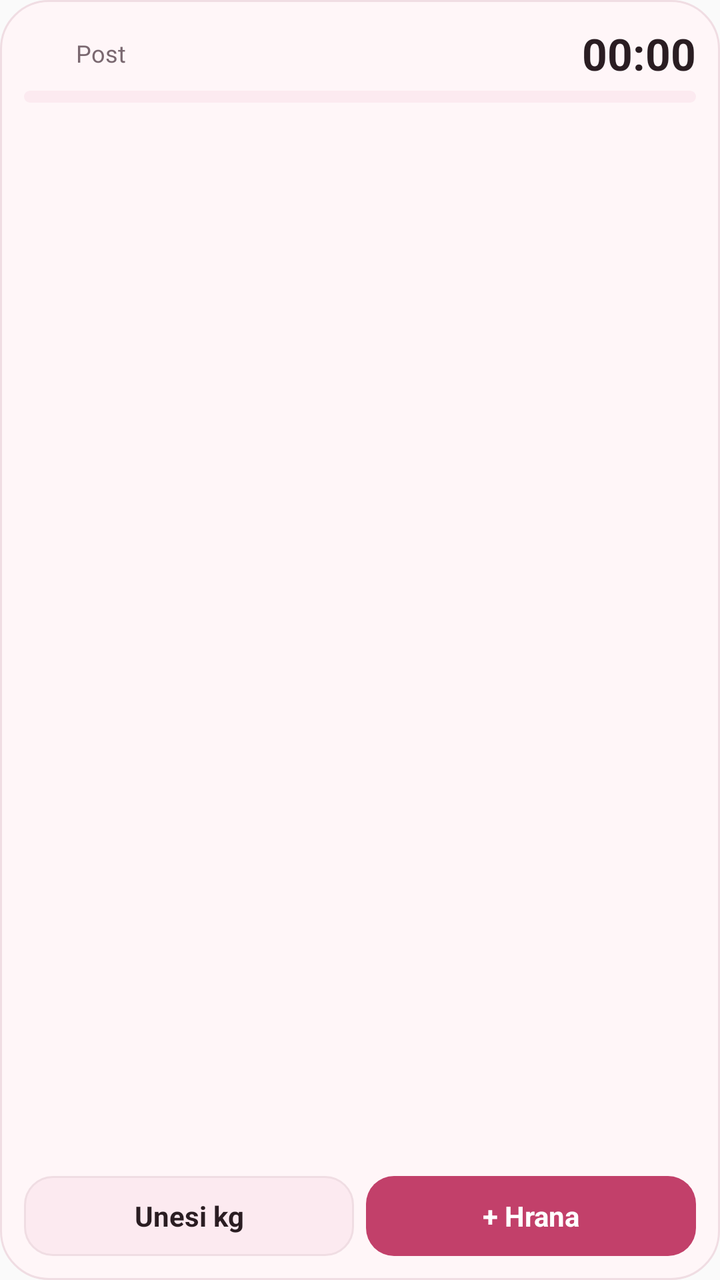
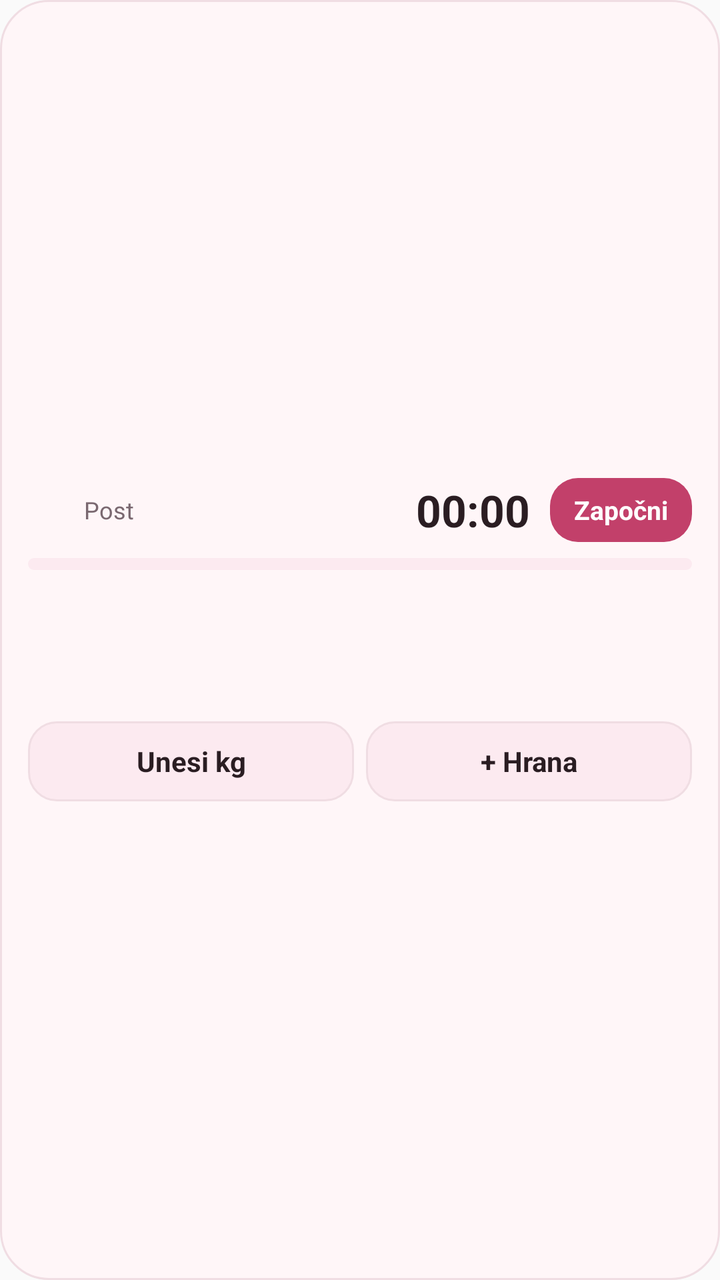

Before-and-after screenshots of an Android layout around one commit, followed by the original layout XML and the change that was made.
<!-- AndroidManifest.xml: application theme AppTheme -->
<!-- res/layout/widget_porki.xml -->
<?xml version="1.0" encoding="utf-8"?>
<LinearLayout xmlns:android="http://schemas.android.com/apk/res/android"
    android:id="@+id/w_root"
    android:layout_width="match_parent"
    android:layout_height="match_parent"
    android:background="@drawable/widget_bg"
    android:orientation="vertical"
    android:padding="12dp">

    <LinearLayout
        android:id="@+id/w_fast"
        android:layout_width="match_parent"
        android:layout_height="wrap_content"
        android:orientation="vertical">

        <LinearLayout
            android:layout_width="match_parent"
            android:layout_height="wrap_content"
            android:gravity="center_vertical"
            android:orientation="horizontal">

            <ImageView
                android:layout_width="20dp"
                android:layout_height="20dp"
                android:layout_marginEnd="6dp"
                android:contentDescription="Porki"
                android:src="@mipmap/ic_launcher_round" />

            <TextView
                android:id="@+id/w_fast_label"
                android:layout_width="0dp"
                android:layout_height="wrap_content"
                android:layout_weight="1"
                android:text="Post"
                android:textColor="@color/w_muted"
                android:textSize="12sp" />

            <Chronometer
                android:id="@+id/w_clock"
                android:layout_width="wrap_content"
                android:layout_height="wrap_content"
                android:textColor="@color/w_ink"
                android:textSize="22sp"
                android:textStyle="bold" />

            <TextView
                android:id="@+id/w_fast_off"
                android:layout_width="wrap_content"
                android:layout_height="wrap_content"
                android:text="nije aktivan"
                android:textColor="@color/w_muted"
                android:textSize="13sp"
                android:visibility="gone" />
        </LinearLayout>

        <ProgressBar
            android:id="@+id/w_progress"
            style="?android:attr/progressBarStyleHorizontal"
            android:layout_width="match_parent"
            android:layout_height="6dp"
            android:layout_marginTop="4dp"
            android:max="1000"
            android:progressDrawable="@drawable/widget_progress" />

        <TextView
            android:id="@+id/w_fast_info"
            android:layout_width="match_parent"
            android:layout_height="wrap_content"
            android:layout_marginTop="3dp"
            android:ellipsize="end"
            android:maxLines="1"
            android:textColor="@color/w_muted"
            android:textSize="11sp" />
    </LinearLayout>

    <LinearLayout
        android:layout_width="match_parent"
        android:layout_height="wrap_content"
        android:layout_marginTop="6dp"
        android:gravity="bottom"
        android:orientation="horizontal">

        <TextView
            android:id="@+id/w_weight"
            android:layout_width="wrap_content"
            android:layout_height="wrap_content"
            android:textColor="@color/w_ink"
            android:textSize="18sp"
            android:textStyle="bold" />

        <TextView
            android:id="@+id/w_weight_info"
            android:layout_width="0dp"
            android:layout_height="wrap_content"
            android:layout_marginStart="6dp"
            android:layout_weight="1"
            android:ellipsize="end"
            android:maxLines="1"
            android:textColor="@color/w_muted"
            android:textSize="11sp" />

        <TextView
            android:id="@+id/w_carbs"
            android:layout_width="wrap_content"
            android:layout_height="wrap_content"
            android:textColor="@color/w_muted"
            android:textSize="11sp" />
    </LinearLayout>

    <LinearLayout
        android:layout_width="match_parent"
        android:layout_height="0dp"
        android:layout_marginTop="8dp"
        android:layout_weight="1"
        android:gravity="bottom"
        android:orientation="horizontal">

        <TextView
            android:id="@+id/w_btn_weight"
            android:layout_width="0dp"
            android:layout_height="40dp"
            android:layout_marginEnd="6dp"
            android:layout_weight="1"
            android:background="@drawable/widget_btn_alt"
            android:gravity="center"
            android:text="Unesi kg"
            android:textColor="@color/w_ink"
            android:textSize="14sp"
            android:textStyle="bold" />

        <TextView
            android:id="@+id/w_btn_food"
            android:layout_width="0dp"
            android:layout_height="40dp"
            android:layout_weight="1"
            android:background="@drawable/widget_btn"
            android:gravity="center"
            android:text="+ Hrana"
            android:textColor="@color/w_accent_ink"
            android:textSize="14sp"
            android:textStyle="bold" />
    </LinearLayout>
</LinearLayout>
<!-- resources referenced by this layout -->
<resources>
  <color name="w_accent_ink">#FFFFFF</color>
  <color name="w_ink">#2A1D22</color>
  <color name="w_muted">#7A6870</color>
  <!-- drawable widget_bg (drawable) -->
  <?xml version="1.0" encoding="utf-8"?>
  <shape xmlns:android="http://schemas.android.com/apk/res/android" android:shape="rectangle">
      <solid android:color="@color/w_bg" />
      <stroke android:width="1dp" android:color="@color/w_line" />
      <corners android:radius="24dp" />
  </shape>
  <!-- drawable widget_btn (drawable) -->
  <?xml version="1.0" encoding="utf-8"?>
  <shape xmlns:android="http://schemas.android.com/apk/res/android" android:shape="rectangle">
      <solid android:color="@color/w_accent" />
      <corners android:radius="14dp" />
  </shape>
  <!-- drawable widget_btn_alt (drawable) -->
  <?xml version="1.0" encoding="utf-8"?>
  <shape xmlns:android="http://schemas.android.com/apk/res/android" android:shape="rectangle">
      <solid android:color="@color/w_soft" />
      <stroke android:width="1dp" android:color="@color/w_line" />
      <corners android:radius="14dp" />
  </shape>
  <!-- drawable widget_progress (drawable) -->
  <?xml version="1.0" encoding="utf-8"?>
  <layer-list xmlns:android="http://schemas.android.com/apk/res/android">
      <item android:id="@android:id/background">
          <shape>
              <corners android:radius="4dp" />
              <solid android:color="@color/w_soft" />
          </shape>
      </item>
      <item android:id="@android:id/progress">
          <clip>
              <shape>
                  <corners android:radius="4dp" />
                  <solid android:color="@color/w_accent" />
              </shape>
          </clip>
      </item>
  </layer-list>
  <!-- mipmap ic_launcher_round (mipmap-anydpi-v26) -->
  <?xml version="1.0" encoding="utf-8"?>
  <adaptive-icon xmlns:android="http://schemas.android.com/apk/res/android">
      <background>
          <color android:color="@color/ic_launcher_background" />
      </background>
      <foreground>
          <inset android:drawable="@mipmap/ic_launcher_foreground" android:inset="0%" />
      </foreground>
  </adaptive-icon>
  <style name="AppTheme" parent="Theme.AppCompat.Light.DarkActionBar">
          
          <item name="colorPrimary">@color/colorPrimary</item>
          <item name="colorPrimaryDark">@color/colorPrimaryDark</item>
          <item name="colorAccent">@color/colorAccent</item>
      </style>
  <color name="w_bg">#FFF6F8</color>
  <color name="w_line">#F0DDE3</color>
  <color name="w_accent">#C2406A</color>
  <color name="w_soft">#FCEAF0</color>
  <color name="ic_launcher_background">#FFC4D3</color>
</resources>

<!-- the commit's change to res/layout/widget_porki.xml (unified diff, before → after) -->
@@ -4,9 +4,14 @@
     android:layout_width="match_parent"
     android:layout_height="match_parent"
     android:background="@drawable/widget_bg"
+    android:gravity="center_vertical"
     android:orientation="vertical"
-    android:padding="12dp">
+    android:paddingStart="14dp"
+    android:paddingTop="10dp"
+    android:paddingEnd="14dp"
+    android:paddingBottom="12dp">
 
+    
     <LinearLayout
         android:id="@+id/w_fast"
         android:layout_width="match_parent"
@@ -17,40 +22,60 @@
             android:layout_width="match_parent"
             android:layout_height="wrap_content"
             android:gravity="center_vertical"
+            android:minHeight="36dp"
             android:orientation="horizontal">
 
             <ImageView
-                android:layout_width="20dp"
-                android:layout_height="20dp"
+                android:layout_width="22dp"
+                android:layout_height="22dp"
                 android:layout_marginEnd="6dp"
                 android:contentDescription="Porki"
                 android:src="@mipmap/ic_launcher_round" />
 
             <TextView
                 android:id="@+id/w_fast_label"
-                android:layout_width="0dp"
+                android:layout_width="wrap_content"
                 android:layout_height="wrap_content"
-                android:layout_weight="1"
                 android:text="Post"
                 android:textColor="@color/w_muted"
                 android:textSize="12sp" />
 
             <Chronometer
                 android:id="@+id/w_clock"
-                android:layout_width="wrap_content"
+                android:layout_width="0dp"
                 android:layout_height="wrap_content"
+                android:layout_marginStart="8dp"
+                android:layout_weight="1"
+                android:gravity="end"
                 android:textColor="@color/w_ink"
                 android:textSize="22sp"
                 android:textStyle="bold" />
 
             <TextView
                 android:id="@+id/w_fast_off"
-                android:layout_width="wrap_content"
+                android:layout_width="0dp"
                 android:layout_height="wrap_content"
+                android:layout_marginStart="8dp"
+                android:layout_weight="1"
+                android:gravity="end"
                 android:text="nije aktivan"
                 android:textColor="@color/w_muted"
+                android:textSize="12sp"
+                android:visibility="gone" />
+
+            <TextView
+                android:id="@+id/w_fast_btn"
+                android:layout_width="wrap_content"
+                android:layout_height="32dp"
+                android:layout_marginStart="10dp"
+                android:background="@drawable/widget_btn"
+                android:gravity="center"
+                android:paddingStart="12dp"
+                android:paddingEnd="12dp"
+                android:text="Započni"
+                android:textColor="@color/w_accent_ink"
                 android:textSize="13sp"
-                android:visibility="gone" />
+                android:textStyle="bold" />
         </LinearLayout>
 
         <ProgressBar
@@ -58,7 +83,7 @@
             style="?android:attr/progressBarStyleHorizontal"
             android:layout_width="match_parent"
             android:layout_height="6dp"
-            android:layout_marginTop="4dp"
+            android:layout_marginTop="6dp"
             android:max="1000"
             android:progressDrawable="@drawable/widget_progress" />
 
@@ -66,18 +91,29 @@
             android:id="@+id/w_fast_info"
             android:layout_width="match_parent"
             android:layout_height="wrap_content"
-            android:layout_marginTop="3dp"
+            android:layout_marginTop="4dp"
             android:ellipsize="end"
             android:maxLines="1"
             android:textColor="@color/w_muted"
             android:textSize="11sp" />
+
+        <TextView
+            android:id="@+id/w_fast_phase"
+            android:layout_width="match_parent"
+            android:layout_height="wrap_content"
+            android:ellipsize="end"
+            android:maxLines="1"
+            android:textColor="@color/w_accent"
+            android:textSize="11sp"
+            android:textStyle="bold" />
     </LinearLayout>
 
+    
     <LinearLayout
         android:layout_width="match_parent"
         android:layout_height="wrap_content"
-        android:layout_marginTop="6dp"
-        android:gravity="bottom"
+        android:layout_marginTop="8dp"
+        android:gravity="center_vertical"
         android:orientation="horizontal">
 
         <TextView
@@ -104,15 +140,15 @@
             android:layout_width="wrap_content"
             android:layout_height="wrap_content"
             android:textColor="@color/w_muted"
-            android:textSize="11sp" />
+            android:textSize="12sp"
+            android:textStyle="bold" />
     </LinearLayout>
 
+    
     <LinearLayout
         android:layout_width="match_parent"
-        android:layout_height="0dp"
-        android:layout_marginTop="8dp"
-        android:layout_weight="1"
-        android:gravity="bottom"
+        android:layout_height="wrap_content"
+        android:layout_marginTop="10dp"
         android:orientation="horizontal">
 
         <TextView
@@ -133,10 +169,10 @@
             android:layout_width="0dp"
             android:layout_height="40dp"
             android:layout_weight="1"
-            android:background="@drawable/widget_btn"
+            android:background="@drawable/widget_btn_alt"
             android:gravity="center"
             android:text="+ Hrana"
-            android:textColor="@color/w_accent_ink"
+            android:textColor="@color/w_ink"
             android:textSize="14sp"
             android:textStyle="bold" />
     </LinearLayout>
